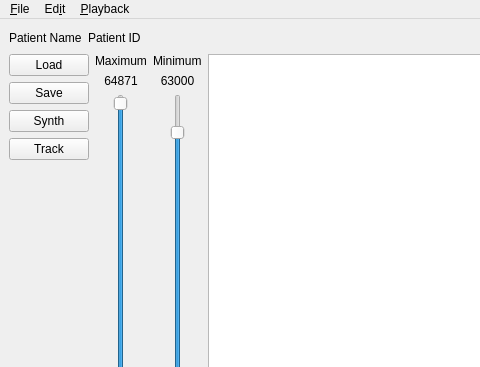
Qt form src/ise/iqt_main_window.ui (simonoxen/plastimatch) before a commit; both pictures show x 0 to 480 and y 0 to 367 of the 964 by 668 pixel window.
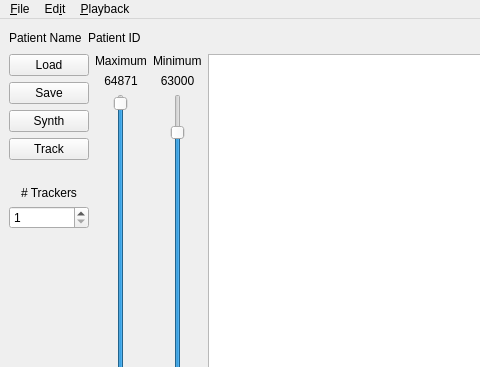
The same form after that commit. Custom widgets are drawn as their Qt base class.

Commit message: Scrolling fixed in ISE; added tracking text to window

The edit to the form file:
```diff
--- a/src/ise/iqt_main_window.ui
+++ b/src/ise/iqt_main_window.ui
@@ -87,6 +87,33 @@
           </property>
          </widget>
         </item>
+        <item>
+         <widget class="QLabel" name="label_3">
+          <property name="text">
+           <string/>
+          </property>
+         </widget>
+        </item>
+        <item>
+         <widget class="QLabel" name="track_label">
+          <property name="text">
+           <string># Trackers</string>
+          </property>
+          <property name="alignment">
+           <set>Qt::AlignCenter</set>
+          </property>
+         </widget>
+        </item>
+        <item>
+         <widget class="QSpinBox" name="num_track">
+          <property name="minimum">
+           <number>1</number>
+          </property>
+          <property name="maximum">
+           <number>3</number>
+          </property>
+         </widget>
+        </item>
         <item>
          <spacer name="verticalSpacer">
           <property name="orientation">
```
Left out of the diff: 2 changed lines with no effect on the pictures. The commit also changes 3 other files.
